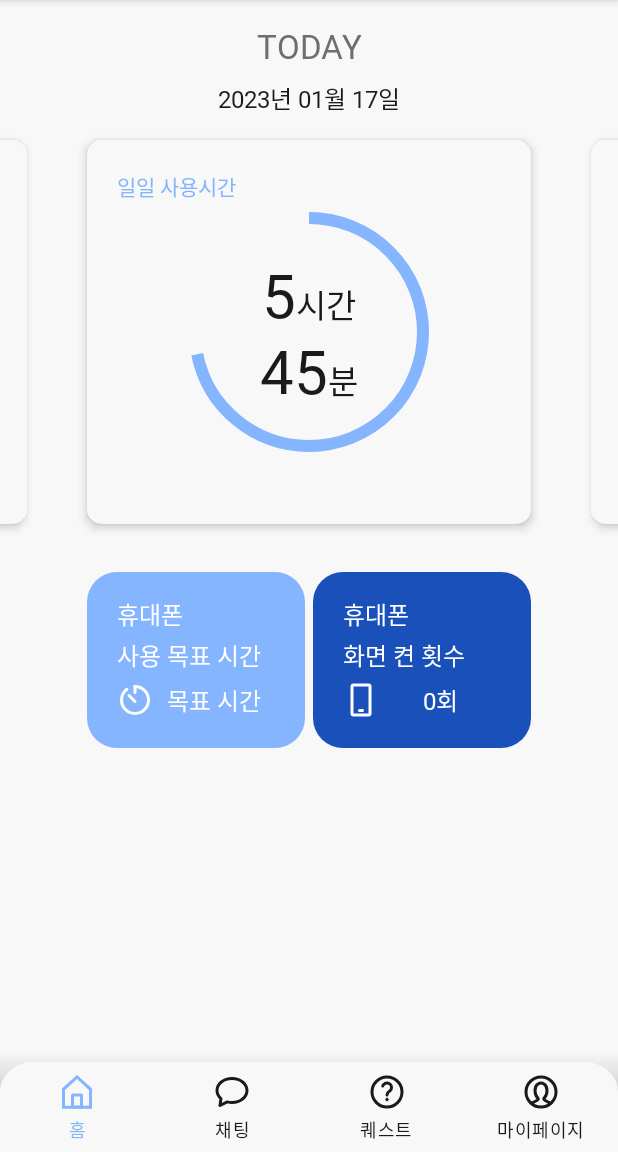
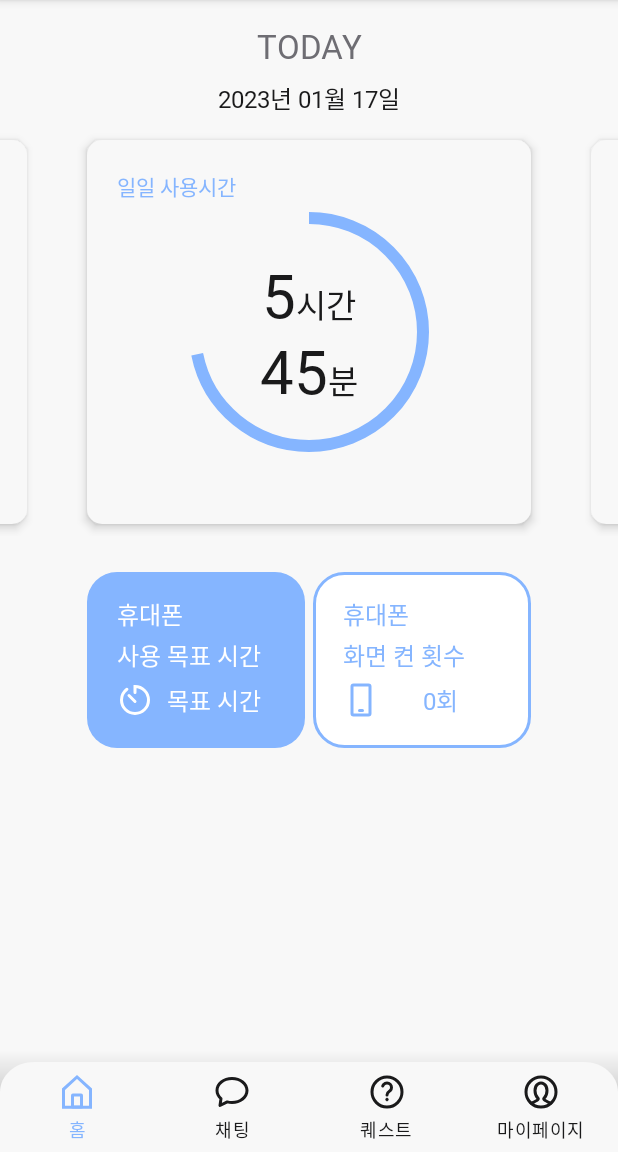
Before and after one commit to Pureum-umc-app/Pureum-FE, an Android app: the screen it shows after launch (MainActivity), on a phone screen of 412 x 824 dp, the part 84-1236 px from its top. Run offline under Robolectric (Android 15) with nearby library versions, the light colour scheme and no system bars; our stand-ins replace data binding, navigation-ui; libraries missing offline, so code that uses them is left out: com.kakao.sdk; 3 statements that could not run were skipped.

Commit message:
[FIX] 휴대폰 화면 켠 횟수 색상 수정

```diff
--- a/app/src/main/res/drawable/bg_home_screen_count.xml
+++ b/app/src/main/res/drawable/bg_home_screen_count.xml
@@ -1,6 +1,8 @@
 <?xml version="1.0" encoding="utf-8"?>
 <shape xmlns:android="http://schemas.android.com/apk/res/android"
     android:shape="rectangle">
-    <solid android:color="@color/calender_blue"/>
+    <solid android:color="@color/white"/>
+    <stroke android:color="@color/main1"
+        android:width="2dp"/>
     <corners android:radius="20dp"/>
 </shape>
--- a/app/src/main/res/layout/fragment_home.xml
+++ b/app/src/main/res/layout/fragment_home.xml
@@ -99,7 +99,7 @@
                     android:text="@string/home_screen_count"
                     android:fontFamily="@font/nanum_square_neo_bold"
                     android:textSize="16sp"
-                    android:textColor="@color/white"/>
+                    android:textColor="@color/main1"/>
 
                 <LinearLayout
                     android:layout_width="match_parent"
@@ -117,7 +117,8 @@
                         android:contentDescription="@string/home_screen_count"
                         android:layout_width="24dp"
                         android:layout_height="24dp"
-                        android:src="@drawable/ic_smartphone"/>
+                        android:src="@drawable/ic_smartphone"
+                        app:tint="@color/main1" />
 
                     <TextView
                         android:id="@+id/home_screen_count"
@@ -126,7 +127,7 @@
                         android:text="0회"
                         android:fontFamily="@font/nanum_square_neo_bold"
                         android:textSize="16sp"
-                        android:textColor="@color/white"
+                        android:textColor="@color/main1"
                         android:textAlignment="center"/>
                 </LinearLayout>
             </androidx.constraintlayout.widget.ConstraintLayout>
```
